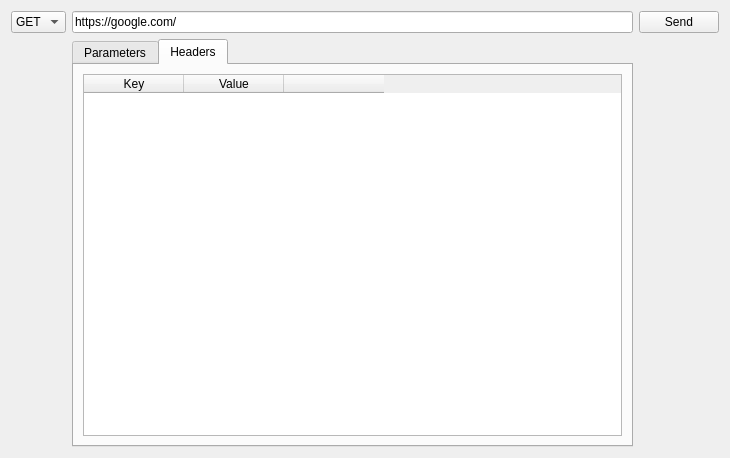
Above: src/app/tabs/http_tab.ui from malgreen/per before the change. Below: the same form after it.
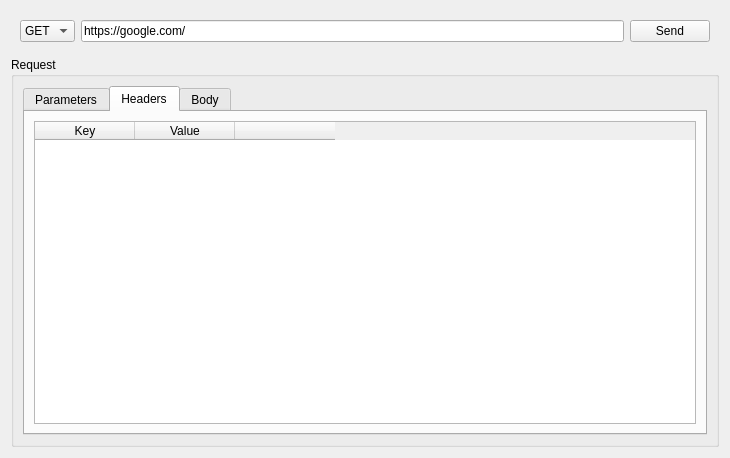
That is the form after the change. The open tabs and pages were chosen to show the change.

Commit message: implement request body tab

```diff
--- a/src/app/tabs/http_tab.ui
+++ b/src/app/tabs/http_tab.ui
@@ -16,8 +16,52 @@
   <property name="autoFillBackground">
    <bool>false</bool>
   </property>
-  <layout class="QGridLayout" name="gridLayout">
-   <item row="1" column="1">
+  <layout class="QVBoxLayout" name="verticalLayout_4">
+   <item>
+    <widget class="QWidget" name="urlBarWidget" native="true">
+     <layout class="QHBoxLayout" name="horizontalLayout_3">
+      <item>
+       <widget class="QComboBox" name="methodComboBox">
+        <item>
+         <property name="text">
+          <string>GET</string>
+         </property>
+        </item>
+       </widget>
+      </item>
+      <item>
+       <widget class="QLineEdit" name="urlLineEdit">
+        <property name="text">
+         <string>https://google.com/</string>
+        </property>
+       </widget>
+      </item>
+      <item>
+       <widget class="QPushButton" name="sendButton">
+        <property name="cursor">
+         <cursorShape>PointingHandCursor</cursorShape>
+        </property>
+        <property name="text">
+         <string>Send</string>
+        </property>
+       </widget>
+      </item>
+     </layout>
+    </widget>
+   </item>
+   <item>
+    <widget class="QGroupBox" name="requestGroup">
+     <property name="title">
+      <string>Request</string>
+     </property>
+     <property name="flat">
+      <bool>true</bool>
+     </property>
+     <property name="checkable">
+      <bool>false</bool>
+     </property>
+     <layout class="QVBoxLayout" name="verticalLayout_5">
+      <item>
     <widget class="QTabWidget" name="requestTabWidget">
      <property name="tabPosition">
       <enum>QTabWidget::TabPosition::North</enum>
@@ -106,9 +150,6 @@
       <layout class="QVBoxLayout" name="verticalLayout_2">
        <item>
         <widget class="QTableWidget" name="headersTable">
-         <property name="horizontalScrollBarPolicy">
-          <enum>Qt::ScrollBarPolicy::ScrollBarAsNeeded</enum>
-         </property>
          <property name="sizeAdjustPolicy">
           <enum>QAbstractScrollArea::SizeAdjustPolicy::AdjustToContents</enum>
          </property>
@@ -121,15 +162,9 @@
          <property name="showGrid">
           <bool>true</bool>
          </property>
-         <property name="cornerButtonEnabled">
-          <bool>false</bool>
-         </property>
          <property name="columnCount">
           <number>3</number>
          </property>
-         <attribute name="horizontalHeaderVisible">
-          <bool>true</bool>
-         </attribute>
          <attribute name="horizontalHeaderCascadingSectionResizes">
           <bool>false</bool>
          </attribute>
@@ -170,32 +205,19 @@
        </item>
       </layout>
      </widget>
-    </widget>
-   </item>
-   <item row="0" column="1">
-    <widget class="QLineEdit" name="urlLineEdit">
-     <property name="text">
-      <string>https://google.com/</string>
-     </property>
-    </widget>
-   </item>
-   <item row="0" column="2">
-    <widget class="QPushButton" name="sendButton">
-     <property name="cursor">
-      <cursorShape>PointingHandCursor</cursorShape>
-     </property>
-     <property name="text">
-      <string>Send</string>
-     </property>
-    </widget>
-   </item>
-   <item row="0" column="0">
-    <widget class="QComboBox" name="methodComboBox">
+        <widget class="QWidget" name="bodyTab">
+         <attribute name="title">
+          <string>Body</string>
+         </attribute>
+         <layout class="QVBoxLayout" name="verticalLayout_3">
      <item>
-      <property name="text">
-       <string>GET</string>
-      </property>
-     </item>
+           <widget class="QPlainTextEdit" name="bodyTextEdit"/>
+          </item>
+         </layout>
+        </widget>
+       </widget>
+      </item>
+     </layout>
     </widget>
    </item>
   </layout>
```
Left out of the diff: 6 changed lines with no effect on the pictures. Lines whose indentation alone changed are shown as unchanged. The commit also changes 2 other files.
